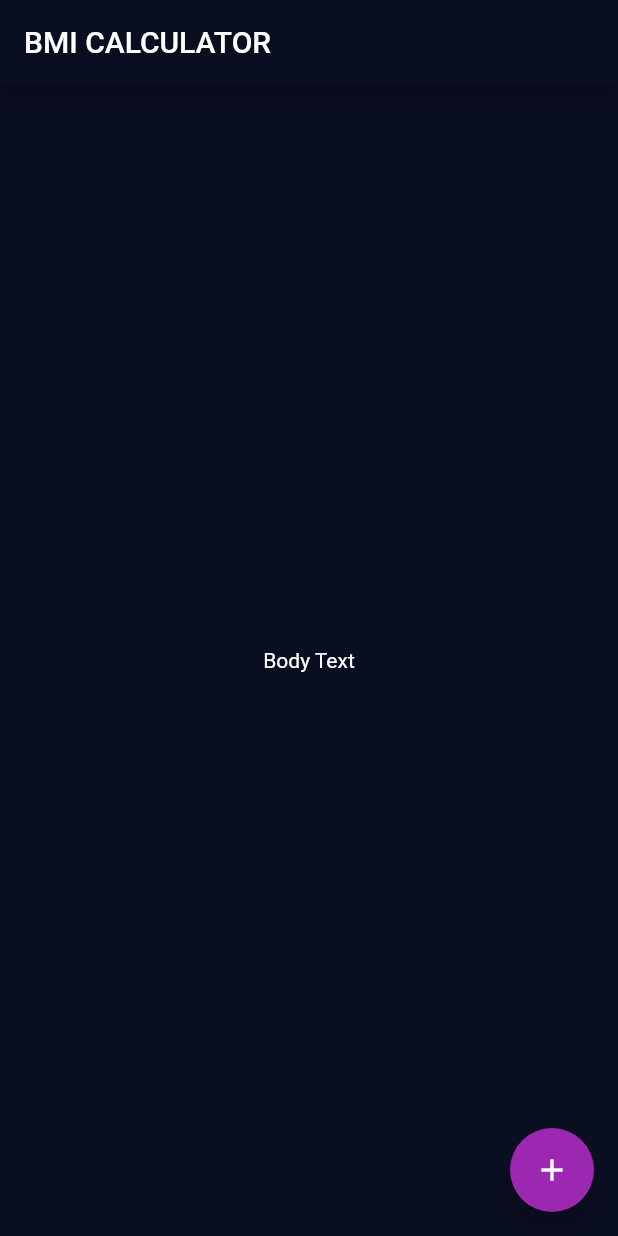
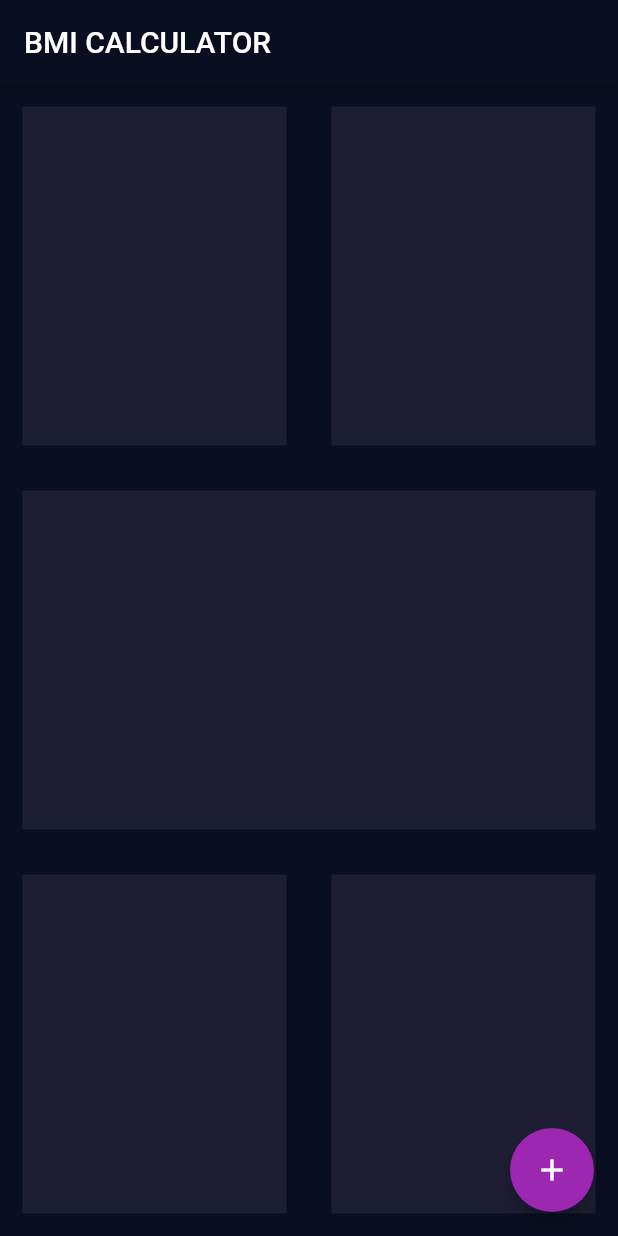
Before and after one commit to Akito-n/BMI_Calculator_flutter, a Flutter app: the screen it shows after launch, on a phone screen of 412 x 824 dp. Run offline on Flutter 3.47's test engine with Material 2 defaults, Android fonts, the phone set to English and light mode, and no system bars.

Commit message:
コンポーネントをoutlineから生成する

```diff
--- a/lib/pages/input_page.dart
+++ b/lib/pages/input_page.dart
@@ -12,8 +12,42 @@ class _InputPageState extends State<InputPage> {
       appBar: AppBar(
         title: Text('BMI CALCULATOR'),
       ),
-      body: Center(
-        child: Text('Body Text'),
+      body: Column(
+        children: [
+          Expanded(
+            child: Row(
+              children: [
+                Expanded(
+                  child: ReusableCard(
+                    boxColor: Color(0xFF1D1E33),
+                  ),
+                ),
+                Expanded(
+                  child: ReusableCard(
+                    boxColor: Color(0xFF1D1E33),
+                  ),
+                ),
+              ],
+            ),
+          ),
+          Expanded(
+            child: ReusableCard(
+              boxColor: Color(0xFF1D1E33),
+            ),
+          ),
+          Expanded(
+            child: Row(
+              children: [
+                Expanded(
+                  child: ReusableCard(),
+                ),
+                Expanded(
+                  child: ReusableCard(),
+                ),
+              ],
+            ),
+          ),
+        ],
       ),
       floatingActionButton: Theme(
         data: ThemeData(
@@ -27,3 +61,16 @@ class _InputPageState extends State<InputPage> {
     );
   }
 }
+
+class ReusableCard extends StatelessWidget {
+  const ReusableCard({Key key, this.boxColor = const Color(0xFF1D1E33)})
+      : super(key: key);
+  final Color boxColor;
+  @override
+  Widget build(BuildContext context) {
+    return Container(
+      decoration: BoxDecoration(color: boxColor),
+      margin: EdgeInsets.all(15),
+    );
+  }
+}
```
